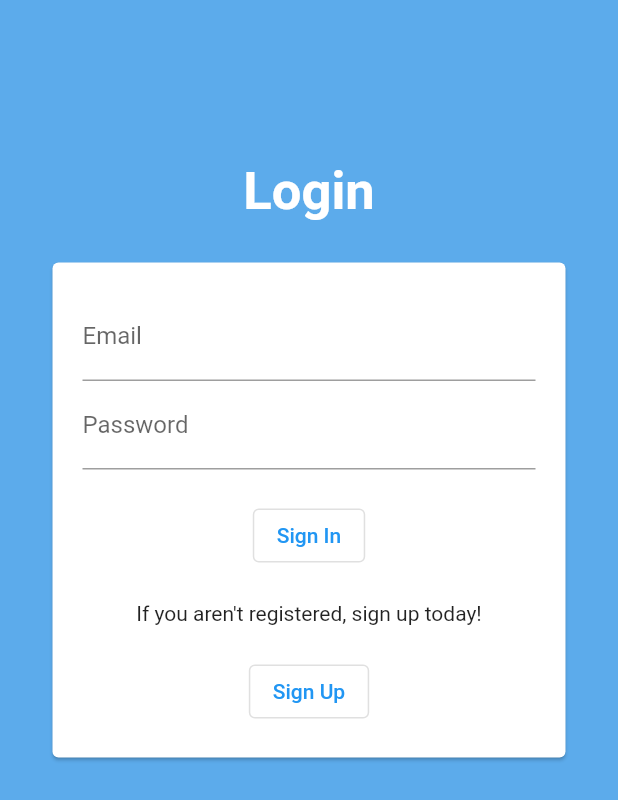
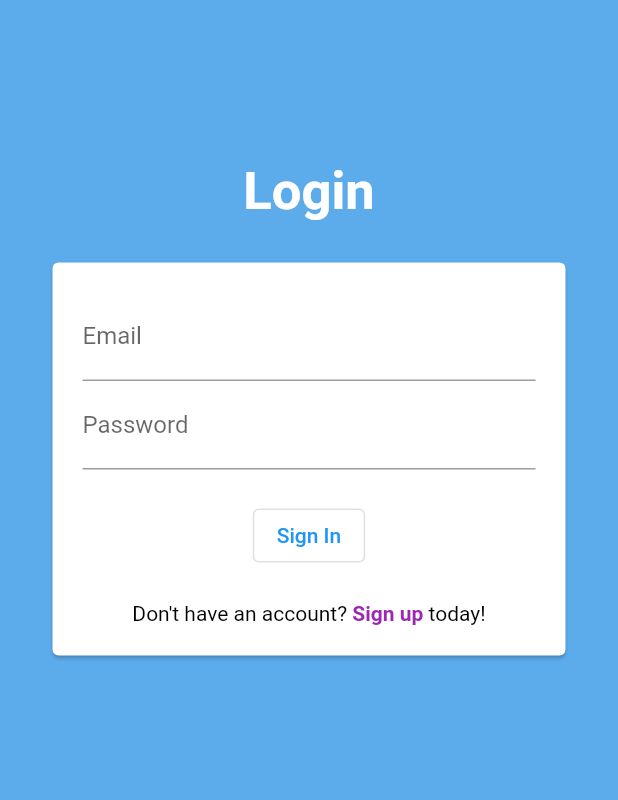
Before and after one commit to semenzatoc/bwthw-project-group-3, a Flutter app: the screen it shows after launch, on a phone screen of 412 x 824 dp. Shown: the top 800 px of the screen. Run offline on Flutter 3.47's test engine with Material 2 defaults, Android fonts, the phone set to English and light mode, and no system bars; missing offline and left inert: conditional_questions.

Commit message:
Add new link to sign up

```diff
--- a/bwthw-project-group-3-main/healthcare_for_u/lib/screen/loginpage.dart
+++ b/bwthw-project-group-3-main/healthcare_for_u/lib/screen/loginpage.dart
@@ -1,3 +1,4 @@
+import 'package:flutter/gestures.dart';
 import 'package:flutter/material.dart';
 import 'package:healthcare_for_u/screen/homepage.dart';
 import 'package:healthcare_for_u/screen/signupform.dart';
@@ -98,13 +99,37 @@ class _LoginPageState extends State<LoginPage> {
                               onPressed: _trySubmitForm,
                               child: const Text('Sign In')),
                           const SizedBox(height: 20),
-                          Text('If you aren\'t registered, sign up today!'),
-                          const SizedBox(height: 20),
-                          OutlinedButton(
-                              onPressed: () {
-                                Navigator.pushNamed(context, SignUpForm.route);
-                              },
-                              child: const Text('Sign Up')),
+
+                          RichText(
+                        text: TextSpan(
+                      text: "Don't have an account?",
+                      style: const TextStyle(
+                        color: Colors.black,
+                        fontSize: 14,
+                      ),
+                      children: [
+                        TextSpan(
+                          text: " Sign up",
+                          style: const TextStyle(
+                            color: Colors.purple,
+                            fontSize: 14,
+                            fontWeight: FontWeight.bold,
+                          ),
+                          recognizer: TapGestureRecognizer()
+                            ..onTap = () {
+                              Navigator.pushNamed(context, SignUpForm.route);
+                            },
+                        ),
+                        const TextSpan(
+                          text: " today!",
+                          style: TextStyle(
+                            color: Colors.black,
+                            fontSize: 14,
+
+                          ),
+                        ),
+                      ],
+                    )),
                         ],
                       )),
                 ),
```
